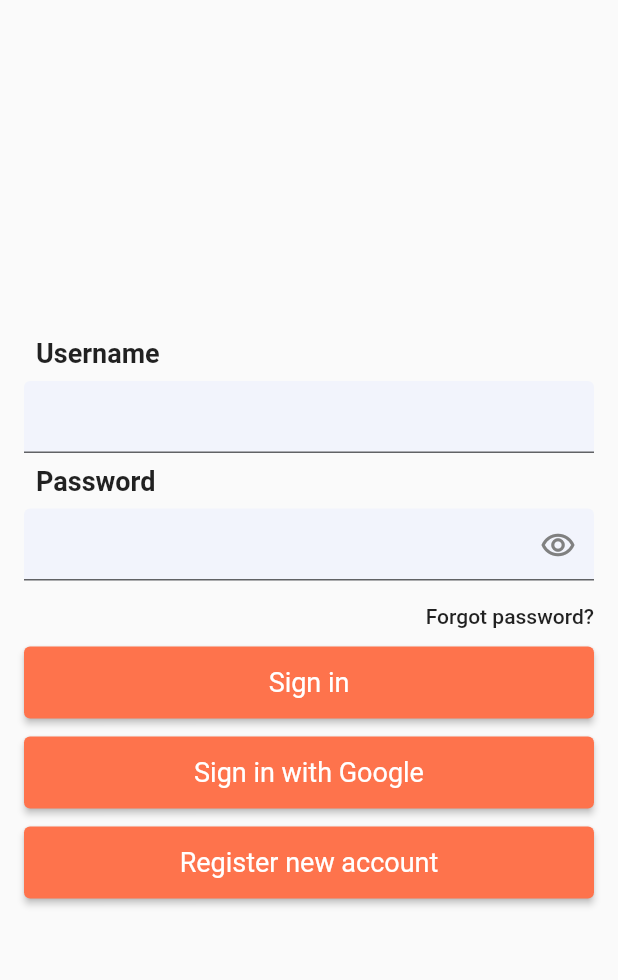
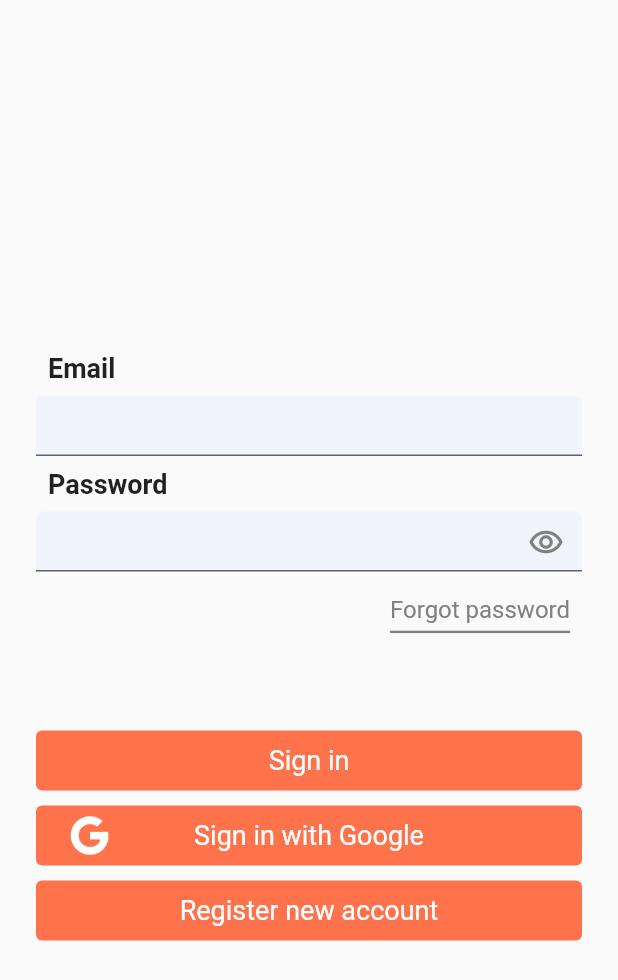
Before and after one commit to andpall/flutter-module-app, a Flutter app: the screen it shows after launch, on a phone screen of 412 x 824 dp. Shown: the top 980 px of the screen. Run offline on Flutter 3.47's test engine with Material 2 defaults, Android fonts, the phone set to English and light mode, and no system bars; our stand-ins replace shared_preferences.

Commit message:
styling auth screen

```diff
--- a/lib/main.dart
+++ b/lib/main.dart
@@ -1,10 +1,11 @@
 import 'package:flutter/material.dart';
 import 'package:flutter/services.dart';
+
 import 'package:flutter_mod_app/src/constants/theme.dart';
 import 'package:flutter_mod_app/src/navigator/navigator.dart';
+import 'package:flutter_mod_app/src/providers/theme.dart';
 import 'package:flutter_mod_app/src/screens/auth/authScreen.dart';
 import 'package:provider/provider.dart';
-import 'package:shared_preferences/shared_preferences.dart';
 
 void main() async {
   WidgetsFlutterBinding.ensureInitialized();
--- /dev/null
+++ b/lib/src/components/bigButton/button.dart
@@ -0,0 +1,48 @@
+import 'package:flutter/material.dart';
+import 'package:flutter/widgets.dart';
+import 'package:flutter_mod_app/src/constants/colors.dart';
+
+class BigButton extends StatelessWidget {
+  const BigButton({Key? key, this.onPressed, this.child, this.icon})
+      : super(key: key);
+  final Function()? onPressed;
+  final Widget? child;
+  final Widget? icon;
+
+  @override
+  Widget build(BuildContext context) {
+    var width = MediaQuery.of(context).size.width;
+
+    return Container(
+        margin: const EdgeInsets.symmetric(horizontal: 24, vertical: 5),
+        height: 40,
+        decoration: const BoxDecoration(
+            borderRadius: BorderRadius.all(Radius.circular(4))),
+        child: GestureDetector(
+          child: Row(
+            children: [
+              ElevatedButton(
+                  style: ButtonStyle(
+                      backgroundColor: MaterialStateProperty.all(mainColor),
+                      fixedSize:
+                          MaterialStateProperty.all(Size(width - 48, 40)),
+                      textStyle: MaterialStateProperty.all(
+                          const TextStyle(fontSize: 20)),
+                      elevation: MaterialStateProperty.all(0)),
+                  onPressed: onPressed,
+                  child: Stack(
+                    children: [
+                      SizedBox(
+                        height: 40,
+                        child: icon ?? Container(),
+                      ),
+                      Center(
+                        child: child ?? Container(),
+                      ),
+                    ],
+                  )),
+            ],
+          ),
+        ));
+  }
+}
--- a/lib/src/components/textInput/textInput.dart
+++ b/lib/src/components/textInput/textInput.dart
@@ -37,7 +37,7 @@ class _TextInputState extends State<TextInput> {
   @override
   Widget build(BuildContext context) {
     return Container(
-      padding: const EdgeInsets.only(left: 16, right: 16),
+      padding: const EdgeInsets.only(left: 24, right: 24),
       child: Column(
         mainAxisSize: MainAxisSize.min,
         crossAxisAlignment: CrossAxisAlignment.stretch,
@@ -50,7 +50,9 @@ class _TextInputState extends State<TextInput> {
               textAlign: TextAlign.left,
             ),
           ),
-          TextField(
+          SizedBox(
+            height: 40,
+            child: TextField(
               obscureText: widget.passwordUsing && _isVisisble,
               enableSuggestions: false,
               autocorrect: false,
@@ -74,6 +76,7 @@ class _TextInputState extends State<TextInput> {
                   focusedBorder: const UnderlineInputBorder(
                       borderSide: BorderSide(color: mainColor))),
             ),
+          ),
         ],
       ),
     );
--- a/lib/src/constants/theme.dart
+++ b/lib/src/constants/theme.dart
@@ -1,43 +1,6 @@
 import 'package:flutter/material.dart';
-import 'package:shared_preferences/shared_preferences.dart';
+import 'package:flutter/services.dart';
 import 'package:flutter_mod_app/src/constants/colors.dart';
-
-class ThemePreference {
-  static const THEME_STATUS = "THEME_STATUS";
-
-  setDarkTheme(bool value) async {
-    SharedPreferences prefs = await SharedPreferences.getInstance();
-    prefs.setBool(THEME_STATUS, value);
-  }
-
-  Future<bool> getTheme() async {
-    SharedPreferences prefs = await SharedPreferences.getInstance();
-    return prefs.getBool(THEME_STATUS) ?? false;
-  }
-}
-
-class ThemeProvider with ChangeNotifier {
-  ThemePreference darkThemePreference = ThemePreference();
-  bool _darkmode = false;
-
-  ThemeProvider(bool isDarkTheme) {
-    _darkmode = isDarkTheme;
-  }
-
-  bool get getDarkMode => _darkmode;
-
-  void setDarkThemeMode(bool data) {
-    _darkmode = data;
-    darkThemePreference.setDarkTheme(data);
-    notifyListeners();
-  }
-
-  void switchThemeMode() {
-    _darkmode = !_darkmode;
-    darkThemePreference.setDarkTheme(_darkmode);
-    notifyListeners();
-  }
-}
 
 ThemeData lightTheme = ThemeData(
     brightness: Brightness.light,
@@ -45,7 +8,13 @@ ThemeData lightTheme = ThemeData(
     primaryColor: mainColor,
     primarySwatch: Colors.blue,
     inputDecorationTheme: const InputDecorationTheme(
-        fillColor: Color.fromRGBO(224, 231, 255, 0.3), filled: true));
+        fillColor: Color.fromRGBO(224, 231, 255, 0.3), filled: true),
+    appBarTheme: const AppBarTheme(
+        systemOverlayStyle: SystemUiOverlayStyle(
+      statusBarColor: Colors.transparent,
+      statusBarBrightness: Brightness.dark,
+      statusBarIconBrightness: Brightness.dark,
+    )));
 
 ThemeData darkTheme = ThemeData(
     brightness: Brightness.dark,
@@ -53,4 +22,10 @@ ThemeData darkTheme = ThemeData(
     primaryColor: mainColor,
     primarySwatch: Colors.blue,
     inputDecorationTheme: const InputDecorationTheme(
-        fillColor: Color.fromRGBO(224, 231, 255, 0.3), filled: true));
+        fillColor: Color.fromRGBO(224, 231, 255, 0.3), filled: true),
+    appBarTheme: const AppBarTheme(
+        systemOverlayStyle: SystemUiOverlayStyle(
+      statusBarColor: Colors.transparent,
+      statusBarBrightness: Brightness.light,
+      statusBarIconBrightness: Brightness.light,
+    )));
--- /dev/null
+++ b/lib/src/providers/theme.dart
@@ -0,0 +1,39 @@
+import 'package:flutter/widgets.dart';
+import 'package:shared_preferences/shared_preferences.dart';
+
+class ThemePreference {
+  static const THEME_STATUS = "THEME_STATUS";
+
+  setDarkTheme(bool value) async {
+    SharedPreferences prefs = await SharedPreferences.getInstance();
+    prefs.setBool(THEME_STATUS, value);
+  }
+
+  Future<bool> getTheme() async {
+    SharedPreferences prefs = await SharedPreferences.getInstance();
+    return prefs.getBool(THEME_STATUS) ?? false;
+  }
+}
+
+class ThemeProvider with ChangeNotifier {
+  ThemePreference darkThemePreference = ThemePreference();
+  bool _darkmode = false;
+
+  ThemeProvider(bool isDarkTheme) {
+    _darkmode = isDarkTheme;
+  }
+
+  bool get getDarkMode => _darkmode;
+
+  void setDarkThemeMode(bool data) {
+    _darkmode = data;
+    darkThemePreference.setDarkTheme(data);
+    notifyListeners();
+  }
+
+  void switchThemeMode() {
+    _darkmode = !_darkmode;
+    darkThemePreference.setDarkTheme(_darkmode);
+    notifyListeners();
+  }
+}
--- a/lib/src/screens/auth/authScreen.dart
+++ b/lib/src/screens/auth/authScreen.dart
@@ -1,7 +1,10 @@
 import 'package:flutter/material.dart';
+import 'package:flutter_mod_app/src/components/bigButton/button.dart';
 import 'package:flutter_mod_app/src/components/textInput/textInput.dart';
 import 'package:flutter_mod_app/src/constants/colors.dart';
 import 'package:flutter_mod_app/src/screens/home/homeScreen.dart';
+
+const googleImage = "assets/images/google_logo.png";
 
 class AuthData {
   final String username;
@@ -50,11 +53,17 @@ class _AuthScreenState extends State<AuthScreen> {
   Widget build(BuildContext context) {
     return Scaffold(
       body: Center(
+        child: Container(
+          margin: const EdgeInsets.only(top: 40),
           child: Column(
             mainAxisAlignment: MainAxisAlignment.center,
             children: <Widget>[
+              Expanded(
+                child: Column(
+                  mainAxisAlignment: MainAxisAlignment.end,
+                  children: [
                     TextInput(
-              label: "Username",
+                      label: "Email",
                       onChange: _setUsername,
                     ),
                     TextInput(
@@ -64,26 +73,51 @@ class _AuthScreenState extends State<AuthScreen> {
                     ),
                     Container(
                       width: MediaQuery.of(context).size.width,
-              padding: const EdgeInsets.only(top: 16, bottom: 8, right: 16),
+                      padding:
+                          const EdgeInsets.only(top: 24, bottom: 8, right: 32),
                       child: GestureDetector(
                           onTap: _onPressForgotPassword,
-                  child: Text("Forgot password?",
+                          child: const Text("Forgot password",
                               textAlign: TextAlign.right,
-                      style: Theme.of(context).textTheme.button)),
+                              style: TextStyle(
+                                fontSize: 16,
+                                color: Colors.transparent,
+                                shadows: [
+                                  Shadow(
+                                      offset: Offset(0, -8), color: disabledBtn)
+                                ],
+                                decorationThickness: 2,
+                                decoration: TextDecoration.underline,
+                                decorationColor: disabledBtn,
+                              ))),
+                    )
+                  ],
                 ),
-            _Button(
+              ),
+              Expanded(
+                  child: Container(
+                padding: const EdgeInsets.symmetric(vertical: 50),
+                child: Column(
+                  children: [
+                    BigButton(
                         onPressed: _onPressLogin,
                         child: const Text(
                           "Sign in",
                           style: TextStyle(fontSize: 18),
                         )),
-            _Button(
+                    BigButton(
                         onPressed: _onPressSignWithGoogle,
+                        icon: Padding(
+                          padding: const EdgeInsets.all(6.0),
+                          child: Tab(
+                              icon: Image.asset(googleImage,
+                                  color: Colors.white)),
+                        ),
                         child: const Text(
                           "Sign in with Google",
                           style: TextStyle(fontSize: 18),
                         )),
-            _Button(
+                    BigButton(
                         onPressed: _onPressRegister,
                         child: const Text(
                           "Register new account",
@@ -91,33 +125,11 @@ class _AuthScreenState extends State<AuthScreen> {
                         )),
                   ],
                 ),
+              )),
+            ],
+          ),
+        ),
       ),
     );
   }
 }
-
-class _Button extends StatelessWidget {
-  const _Button({Key? key, this.onPressed, this.child}) : super(key: key);
-  final Function()? onPressed;
-  final Widget? child;
-
-  @override
-  Widget build(BuildContext context) {
-    double width = MediaQuery.of(context).size.width;
-    return Container(
-        padding: const EdgeInsets.only(top: 4, bottom: 8, left: 16, right: 16),
-        child: Column(
-          crossAxisAlignment: CrossAxisAlignment.stretch,
-          children: [
-            ElevatedButton(
-                style: ButtonStyle(
-                    backgroundColor: MaterialStateProperty.all(mainColor),
-                    fixedSize: MaterialStateProperty.all(Size(width - 40, 48)),
-                    textStyle: MaterialStateProperty.all(
-                        const TextStyle(fontSize: 20))),
-                onPressed: onPressed,
-                child: child),
-          ],
-        ));
-  }
-}
--- a/lib/src/screens/home/homeScreen.dart
+++ b/lib/src/screens/home/homeScreen.dart
@@ -3,6 +3,7 @@ import 'package:flutter/src/foundation/key.dart';
 import 'package:flutter/src/widgets/framework.dart';
 import 'package:flutter/widgets.dart';
 import 'package:flutter_mod_app/src/constants/theme.dart';
+import 'package:flutter_mod_app/src/providers/theme.dart';
 import 'package:provider/provider.dart';
 
 class HomeScreen extends StatelessWidget {
--- a/pubspec.yaml
+++ b/pubspec.yaml
@@ -60,7 +60,8 @@ flutter:
   uses-material-design: true
 
   # To add assets to your application, add an assets section, like this:
-  # assets:
+  assets:
+   - assets/images/google_logo.png
   #   - images/a_dot_burr.jpeg
   #   - images/a_dot_ham.jpeg
 
```
Also changed, not shown: assets/images/google_logo.png (added). Lines whose indentation alone changed are shown as unchanged.
